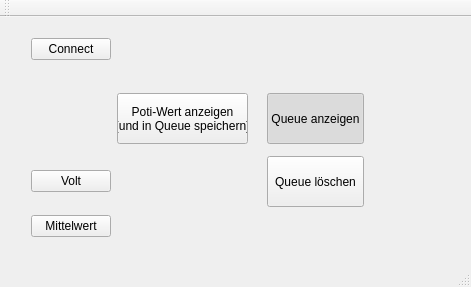
Qt form Praktikum 4/qt/Praktikum4/mainwindow.ui (co1inco/ELM-PC1-WsSe-2018-19) before a commit.
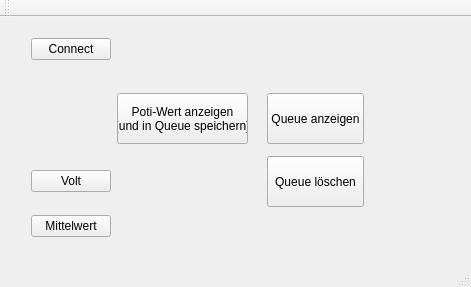
The same form after that commit. Custom widgets are drawn as their Qt base class.

The edit to the form file:
```diff
--- a/Praktikum 4/qt/Praktikum4/mainwindow.ui
+++ b/Praktikum 4/qt/Praktikum4/mainwindow.ui
@@ -72,7 +72,7 @@
         <bool>true</bool>
        </property>
        <property name="checked">
-        <bool>true</bool>
+        <bool>false</bool>
        </property>
       </widget>
      </item>
```
